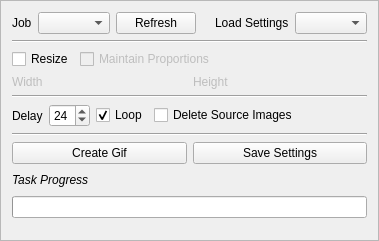
Old version of the form data/tab_gif.ui in the repository KaiAPaulhus/GifExtract.
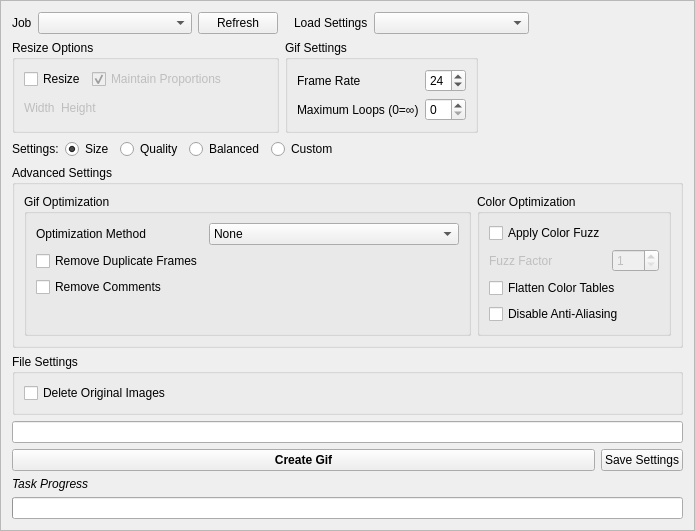
New version of the form.

Commit message: Added many options for gif creation.

Diff of the .ui file:
```diff
--- a/data/tab_gif.ui
+++ b/data/tab_gif.ui
@@ -2,12 +2,15 @@
 <ui version="4.0">
  <class>frame_tab_gif</class>
  <widget class="QFrame" name="frame_tab_gif">
+  <property name="enabled">
+   <bool>true</bool>
+  </property>
   <property name="geometry">
    <rect>
     <x>0</x>
     <y>0</y>
-    <width>378</width>
-    <height>241</height>
+    <width>474</width>
+    <height>504</height>
    </rect>
   </property>
   <property name="windowTitle">
@@ -19,7 +22,7 @@
   <property name="frameShadow">
    <enum>QFrame::Raised</enum>
   </property>
-  <layout class="QVBoxLayout" name="verticalLayout">
+  <layout class="QVBoxLayout" name="verticalLayout_3">
    <item>
     <layout class="QHBoxLayout" name="horizontalLayout">
      <item>
@@ -51,9 +54,12 @@
        <property name="orientation">
         <enum>Qt::Horizontal</enum>
        </property>
+       <property name="sizeType">
+        <enum>QSizePolicy::Minimum</enum>
+       </property>
        <property name="sizeHint" stdset="0">
         <size>
-         <width>40</width>
+         <width>10</width>
          <height>20</height>
         </size>
        </property>
@@ -88,39 +94,8 @@
        </property>
       </widget>
      </item>
-    </layout>
-   </item>
-   <item>
-    <widget class="Line" name="line">
-     <property name="orientation">
-      <enum>Qt::Horizontal</enum>
-     </property>
-    </widget>
-   </item>
-   <item>
-    <layout class="QHBoxLayout" name="layout_resize">
      <item>
-      <widget class="QCheckBox" name="check_resize">
-       <property name="text">
-        <string>Resize</string>
-       </property>
-      </widget>
-     </item>
-     <item>
-      <widget class="QCheckBox" name="check_resize_keepratio">
-       <property name="enabled">
-        <bool>false</bool>
-       </property>
-       <property name="inputMethodHints">
-        <set>Qt::ImhNone</set>
-       </property>
-       <property name="text">
-        <string>Maintain Proportions</string>
-       </property>
-      </widget>
-     </item>
-     <item>
-      <spacer name="horizontalSpacer_2">
+      <spacer name="horizontalSpacer_4">
        <property name="orientation">
         <enum>Qt::Horizontal</enum>
        </property>
@@ -135,56 +110,154 @@
     </layout>
    </item>
    <item>
-    <layout class="QHBoxLayout" name="horizontalLayout_3">
+    <layout class="QHBoxLayout" name="horizontalLayout_7">
      <item>
-      <widget class="QLabel" name="lbl_resize_width">
-       <property name="enabled">
-        <bool>false</bool>
+      <widget class="QGroupBox" name="group_resize">
+       <property name="title">
+        <string>Resize Options</string>
        </property>
-       <property name="text">
-        <string>Width</string>
+       <layout class="QVBoxLayout" name="verticalLayout_2">
+        <item>
+         <layout class="QHBoxLayout" name="horizontalLayout_2">
+          <item>
+           <widget class="QCheckBox" name="check_resize">
+            <property name="text">
+             <string>Resize</string>
+            </property>
+           </widget>
+          </item>
+          <item>
+           <widget class="QCheckBox" name="check_resize_keepratio">
+            <property name="enabled">
+             <bool>false</bool>
+            </property>
+            <property name="inputMethodHints">
+             <set>Qt::ImhNone</set>
+            </property>
+            <property name="text">
+             <string>Maintain Proportions</string>
+            </property>
+            <property name="checked">
+             <bool>true</bool>
+            </property>
+           </widget>
+          </item>
+          <item>
+           <spacer name="horizontalSpacer_2">
+            <property name="orientation">
+             <enum>Qt::Horizontal</enum>
+            </property>
+            <property name="sizeHint" stdset="0">
+             <size>
+              <width>40</width>
+              <height>20</height>
+             </size>
+            </property>
+           </spacer>
+          </item>
+         </layout>
+        </item>
+        <item>
+         <layout class="QHBoxLayout" name="layout_resize">
+          <item>
+           <widget class="QLabel" name="lbl_resize_width">
+            <property name="enabled">
+             <bool>false</bool>
+            </property>
+            <property name="text">
+             <string>Width</string>
+            </property>
+           </widget>
+          </item>
+          <item>
+           <widget class="QLabel" name="lbl_resize_height">
+            <property name="enabled">
+             <bool>false</bool>
+            </property>
+            <property name="text">
+             <string>Height</string>
+            </property>
+           </widget>
+          </item>
+          <item>
+           <spacer name="horizontalSpacer_6">
+            <property name="orientation">
+             <enum>Qt::Horizontal</enum>
+            </property>
+            <property name="sizeHint" stdset="0">
+             <size>
+              <width>40</width>
+              <height>20</height>
+             </size>
+            </property>
+           </spacer>
+          </item>
+         </layout>
+        </item>
+       </layout>
+      </widget>
+     </item>
+     <item>
+      <widget class="QGroupBox" name="group_gifsettings">
+       <property name="title">
+        <string>Gif Settings</string>
        </property>
+       <layout class="QFormLayout" name="formLayout_4">
+        <item row="0" column="0">
+         <widget class="QLabel" name="label_10">
+          <property name="text">
+           <string>Frame Rate</string>
+          </property>
+         </widget>
+        </item>
+        <item row="0" column="1">
+         <widget class="QSpinBox" name="spin_delay">
+          <property name="value">
+           <number>24</number>
+          </property>
+         </widget>
+        </item>
+        <item row="1" column="1">
+         <widget class="QSpinBox" name="spin_loops"/>
+        </item>
+        <item row="1" column="0">
+         <widget class="QLabel" name="label_3">
+          <property name="text">
+           <string>Maximum Loops (0=∞)</string>
+          </property>
+         </widget>
+        </item>
+       </layout>
       </widget>
      </item>
      <item>
-      <widget class="QLabel" name="lbl_resize_height">
-       <property name="enabled">
-        <bool>false</bool>
+      <spacer name="horizontalSpacer_10">
+       <property name="orientation">
+        <enum>Qt::Horizontal</enum>
        </property>
-       <property name="text">
-        <string>Height</string>
+       <property name="sizeHint" stdset="0">
+        <size>
+         <width>40</width>
+         <height>20</height>
+        </size>
        </property>
-      </widget>
+      </spacer>
      </item>
     </layout>
    </item>
    <item>
-    <widget class="Line" name="line_2">
-     <property name="orientation">
-      <enum>Qt::Horizontal</enum>
-     </property>
-    </widget>
-   </item>
-   <item>
-    <layout class="QHBoxLayout" name="horizontalLayout_4">
+    <layout class="QHBoxLayout" name="horizontalLayout_6">
      <item>
-      <widget class="QLabel" name="label_10">
+      <widget class="QLabel" name="label_2">
        <property name="text">
-        <string>Delay</string>
+        <string>Settings:</string>
        </property>
       </widget>
      </item>
      <item>
-      <widget class="QSpinBox" name="spin_delay">
-       <property name="value">
-        <number>24</number>
-       </property>
-      </widget>
-     </item>
-     <item>
-      <widget class="QCheckBox" name="check_gif_loop">
+      <widget class="QRadioButton" name="radio_size">
        <property name="text">
-        <string>Loop</string>
+        <string>Size</string>
        </property>
        <property name="checked">
         <bool>true</bool>
@@ -192,10 +265,33 @@
       </widget>
      </item>
      <item>
-      <widget class="QCheckBox" name="check_gif_deletesource">
+      <widget class="QRadioButton" name="radio_quality">
        <property name="text">
-        <string>Delete Source Images</string>
+        <string>Quality</string>
        </property>
+       <attribute name="buttonGroup">
+        <string notr="true">buttonGroup</string>
+       </attribute>
+      </widget>
+     </item>
+     <item>
+      <widget class="QRadioButton" name="radio_balanced">
+       <property name="text">
+        <string>Balanced</string>
+       </property>
+       <attribute name="buttonGroup">
+        <string notr="true">buttonGroup</string>
+       </attribute>
+      </widget>
+     </item>
+     <item>
+      <widget class="QRadioButton" name="radio_custom">
+       <property name="text">
+        <string>Custom</string>
+       </property>
+       <attribute name="buttonGroup">
+        <string notr="true">buttonGroup</string>
+       </attribute>
       </widget>
      </item>
      <item>
@@ -214,59 +310,283 @@
     </layout>
    </item>
    <item>
-    <widget class="Line" name="line_5">
-     <property name="orientation">
-      <enum>Qt::Horizontal</enum>
+    <widget class="QGroupBox" name="group_advsettings">
+     <property name="sizePolicy">
+      <sizepolicy hsizetype="Preferred" vsizetype="Expanding">
+       <horstretch>0</horstretch>
+       <verstretch>0</verstretch>
+      </sizepolicy>
      </property>
+     <property name="title">
+      <string>Advanced Settings</string>
+     </property>
+     <property name="checkable">
+      <bool>false</bool>
+     </property>
+     <property name="checked">
+      <bool>false</bool>
+     </property>
+     <layout class="QVBoxLayout" name="verticalLayout_4">
+      <item>
+       <layout class="QHBoxLayout" name="horizontalLayout_9">
+        <item>
+         <widget class="QGroupBox" name="groupBox_2">
+          <property name="title">
+           <string>Gif Optimization</string>
+          </property>
+          <property name="flat">
+           <bool>false</bool>
+          </property>
+          <property name="checkable">
+           <bool>false</bool>
+          </property>
+          <layout class="QFormLayout" name="formLayout">
+           <property name="fieldGrowthPolicy">
+            <enum>QFormLayout::AllNonFixedFieldsGrow</enum>
+           </property>
+           <item row="2" column="0">
+            <widget class="QLabel" name="label_4">
+             <property name="enabled">
+              <bool>true</bool>
+             </property>
+             <property name="text">
+              <string>Optimization Method</string>
+             </property>
+            </widget>
+           </item>
+           <item row="2" column="1">
+            <widget class="QComboBox" name="cmb_optimizationmethod">
+             <property name="enabled">
+              <bool>true</bool>
+             </property>
+             <item>
+              <property name="text">
+               <string>None</string>
+              </property>
+             </item>
+             <item>
+              <property name="text">
+               <string>OptimizeFrame &amp; OptimizeTransparency</string>
+              </property>
+             </item>
+             <item>
+              <property name="text">
+               <string>OptimizePlus &amp; OptimizeTransparency</string>
+              </property>
+             </item>
+             <item>
+              <property name="text">
+               <string>OptimizePlus</string>
+              </property>
+             </item>
+             <item>
+              <property name="text">
+               <string>OptimizeFrame</string>
+              </property>
+             </item>
+             <item>
+              <property name="text">
+               <string>OptimizeTransparency</string>
+              </property>
+             </item>
+            </widget>
+           </item>
+           <item row="4" column="0">
+            <widget class="QCheckBox" name="check_nocomments">
+             <property name="text">
+              <string>Remove Comments</string>
+             </property>
+            </widget>
+           </item>
+           <item row="3" column="0">
+            <widget class="QCheckBox" name="checkBox_3">
+             <property name="enabled">
+              <bool>true</bool>
+             </property>
+             <property name="text">
+              <string>Remove Duplicate Frames</string>
+             </property>
+            </widget>
+           </item>
+          </layout>
+         </widget>
+        </item>
+        <item>
+         <widget class="QGroupBox" name="groupBox_3">
+          <property name="title">
+           <string>Color Optimization</string>
+          </property>
+          <layout class="QFormLayout" name="formLayout_3">
+           <property name="fieldGrowthPolicy">
+            <enum>QFormLayout::AllNonFixedFieldsGrow</enum>
+           </property>
+           <item row="0" column="0">
+            <widget class="QCheckBox" name="check_usefuzz">
+             <property name="text">
+              <string>Apply Color Fuzz</string>
+             </property>
+            </widget>
+           </item>
+           <item row="1" column="0">
+            <widget class="QLabel" name="label_5">
+             <property name="enabled">
+              <bool>false</bool>
+             </property>
+             <property name="text">
+              <string>Fuzz Factor</string>
+             </property>
+            </widget>
+           </item>
+           <item row="1" column="1">
+            <widget class="QSpinBox" name="spin_fuzzfactor">
+             <property name="enabled">
+              <bool>false</bool>
+             </property>
+             <property name="minimum">
+              <number>1</number>
+             </property>
+             <property name="maximum">
+              <number>100</number>
+             </property>
+            </widget>
+           </item>
+           <item row="2" column="0" colspan="2">
+            <widget class="QCheckBox" name="check_flattencolors">
+             <property name="text">
+              <string>Flatten Color Tables</string>
+             </property>
+            </widget>
+           </item>
+           <item row="3" column="0" colspan="2">
+            <widget class="QCheckBox" name="check_noaa">
+             <property name="enabled">
+              <bool>true</bool>
+             </property>
+             <property name="text">
+              <string>Disable Anti-Aliasing</string>
+             </property>
+             <property name="checked">
+              <bool>false</bool>
+             </property>
+            </widget>
+           </item>
+          </layout>
+         </widget>
+        </item>
+        <item>
+         <spacer name="horizontalSpacer_7">
+          <property name="orientation">
+           <enum>Qt::Horizontal</enum>
+          </property>
+          <property name="sizeHint" stdset="0">
+           <size>
+            <width>40</width>
+            <height>20</height>
+           </size>
+          </property>
+         </spacer>
+        </item>
+        <item>
+         <spacer name="horizontalSpacer_11">
+          <property name="orientation">
+           <enum>Qt::Horizontal</enum>
+          </property>
+          <property name="sizeHint" stdset="0">
+           <size>
+            <width>40</width>
+            <height>20</height>
+           </size>
+          </property>
+         </spacer>
+        </item>
+       </layout>
+      </item>
+     </layout>
     </widget>
    </item>
+   <item>
+    <layout class="QHBoxLayout" name="horizontalLayout_10">
+     <item>
+      <widget class="QGroupBox" name="groupBox_5">
+       <property name="title">
+        <string>File Settings</string>
+       </property>
+       <layout class="QVBoxLayout" name="verticalLayout">
+        <item>
+         <widget class="QCheckBox" name="check_gif_deletesource">
+          <property name="toolTip">
+           <string>INDEV</string>
+          </property>
+          <property name="text">
+           <string>Delete Original Images</string>
+          </property>
+         </widget>
+        </item>
+       </layout>
+      </widget>
+     </item>
+    </layout>
+   </item>
+   <item>
+    <layout class="QHBoxLayout" name="horizontalLayout_4"/>
+   </item>
+   <item>
+    <widget class="QLineEdit" name="line_console"/>
+   </item>
    <item>
     <layout class="QHBoxLayout" name="horizontalLayout_5">
      <item>
       <widget class="QPushButton" name="btn_creategif">
-       <property name="text">
-        <string>Create Gif</string>
+       <property name="sizePolicy">
+        <sizepolicy hsizetype="MinimumExpanding" vsizetype="Fixed">
+         <horstretch>0</horstretch>
+         <verstretch>0</verstretch>
+        </sizepolicy>
        </property>
-      </widget>
-     </item>
-     <item>
-      <widget class="QPushButton" name="btn_savegifsettings">
-       <property name="text">
-        <string>Save Settings</string>
-       </property>
-      </widget>
-     </item>
-    </layout>
-   </item>
-   <item>
-    <layout class="QHBoxLayout" name="horizontalLayout_6">
-     <item>
-      <widget class="QLabel" name="lbl_gif_currtask">
        <property name="font">
         <font>
-         <italic>true</italic>
+         <weight>75</weight>
+         <bold>true</bold>
         </font>
        </property>
        <property name="text">
-        <string>Task Progress</string>
+        <string>Create Gif</string>
        </property>
       </widget>
      </item>
      <item>
-      <spacer name="horizontalSpacer">
-       <property name="orientation">
-        <enum>Qt::Horizontal</enum>
+      <widget class="QPushButton" name="btn_savegifsettings">
+       <property name="sizePolicy">
+        <sizepolicy hsizetype="Minimum" vsizetype="Fixed">
+         <horstretch>0</horstretch>
+         <verstretch>0</verstretch>
+        </sizepolicy>
        </property>
-       <property name="sizeHint" stdset="0">
+       <property name="minimumSize">
         <size>
-         <width>40</width>
-         <height>20</height>
+         <width>0</width>
+         <height>0</height>
         </size>
        </property>
-      </spacer>
+       <property name="text">
+        <string>Save Settings</string>
+       </property>
+      </widget>
      </item>
     </layout>
    </item>
+   <item>
+    <widget class="QLabel" name="lbl_gif_currtask">
+     <property name="font">
+      <font>
+       <italic>true</italic>
+      </font>
+     </property>
+     <property name="text">
+      <string>Task Progress</string>
+     </property>
+    </widget>
+   </item>
    <item>
     <widget class="QProgressBar" name="progress_gif_sub">
      <property name="value">
```
Left out of the diff: 100 changed lines with no effect on the pictures. The commit also changes 10 other files.
